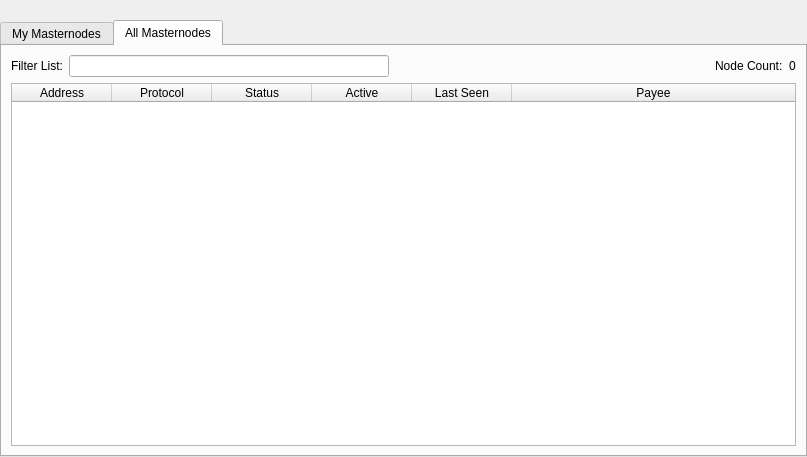
First picture: the form in src/qt/forms/masternodelist.ui, repository ivansib/dash, before the edit.
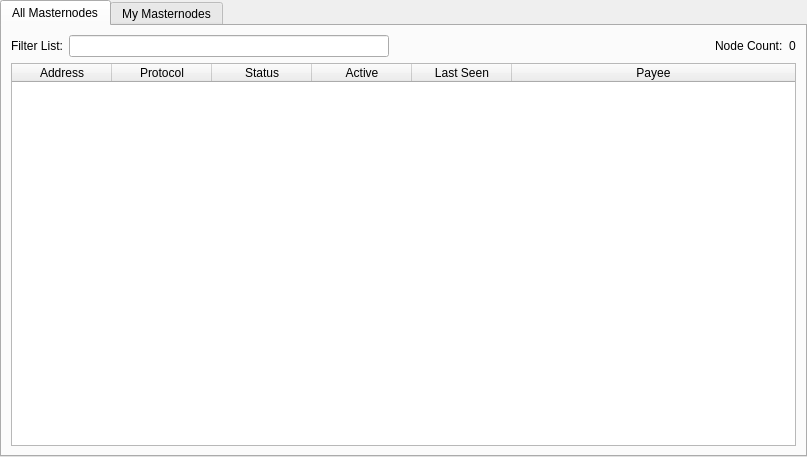
Second picture: the form after the edit. The open tabs and pages were chosen to show the change.

Commit message: edit light style

```diff
--- a/src/qt/forms/masternodelist.ui
+++ b/src/qt/forms/masternodelist.ui
@@ -31,24 +31,118 @@
      <property name="bottomMargin">
       <number>0</number>
      </property>
-     <item>
-      <spacer name="horizontalSpacer0">
-       <property name="orientation">
-        <enum>Qt::Horizontal</enum>
-       </property>
-       <property name="sizeHint" stdset="0">
-        <size>
-         <width>40</width>
-         <height>20</height>
-        </size>
-       </property>
-      </spacer>
-     </item>
      <item>
       <widget class="QTabWidget" name="tabWidget">
        <property name="currentIndex">
         <number>0</number>
        </property>
+       <widget class="QWidget" name="tabAllMasternodes">
+        <attribute name="title">
+         <string>All Masternodes</string>
+        </attribute>
+        <layout class="QGridLayout" name="gridLayout">
+         <item row="1" column="0">
+          <widget class="QTableWidget" name="tableWidgetMasternodes">
+           <property name="editTriggers">
+            <set>QAbstractItemView::NoEditTriggers</set>
+           </property>
+           <property name="alternatingRowColors">
+            <bool>true</bool>
+           </property>
+           <property name="selectionMode">
+            <enum>QAbstractItemView::SingleSelection</enum>
+           </property>
+           <property name="selectionBehavior">
+            <enum>QAbstractItemView::SelectRows</enum>
+           </property>
+           <property name="sortingEnabled">
+            <bool>true</bool>
+           </property>
+           <attribute name="horizontalHeaderStretchLastSection">
+            <bool>true</bool>
+           </attribute>
+           <column>
+            <property name="text">
+             <string>Address</string>
+            </property>
+           </column>
+           <column>
+            <property name="text">
+             <string>Protocol</string>
+            </property>
+           </column>
+           <column>
+            <property name="text">
+             <string>Status</string>
+            </property>
+           </column>
+           <column>
+            <property name="text">
+             <string>Active</string>
+            </property>
+           </column>
+           <column>
+            <property name="text">
+             <string>Last Seen</string>
+            </property>
+           </column>
+           <column>
+            <property name="text">
+             <string>Payee</string>
+            </property>
+           </column>
+          </widget>
+         </item>
+         <item row="0" column="0">
+          <layout class="QHBoxLayout" name="horizontalLayout_3">
+           <property name="bottomMargin">
+            <number>0</number>
+           </property>
+           <item>
+            <widget class="QLabel" name="label_filter">
+             <property name="text">
+              <string>Filter List:</string>
+             </property>
+            </widget>
+           </item>
+           <item>
+            <widget class="QLineEdit" name="filterLineEdit">
+             <property name="toolTip">
+              <string>Filter masternode list</string>
+             </property>
+            </widget>
+           </item>
+           <item>
+            <spacer name="horizontalSpacer_3">
+             <property name="orientation">
+              <enum>Qt::Horizontal</enum>
+             </property>
+             <property name="sizeHint" stdset="0">
+              <size>
+               <width>10</width>
+               <height>20</height>
+              </size>
+             </property>
+            </spacer>
+           </item>
+           <item>
+            <widget class="QLabel" name="label_count">
+             <property name="text">
+              <string>Node Count:</string>
+             </property>
+            </widget>
+           </item>
+           <item>
+            <widget class="QLabel" name="countLabel">
+             <property name="text">
+              <string>0</string>
+             </property>
+            </widget>
+           </item>
+          </layout>
+         </item>
+        </layout>
+       </widget>
        <widget class="QWidget" name="tabMyMasternodes">
         <attribute name="title">
          <string>My Masternodes</string>
@@ -212,113 +306,6 @@
          </item>
         </layout>
        </widget>
-       <widget class="QWidget" name="tabAllMasternodes">
-        <attribute name="title">
-         <string>All Masternodes</string>
-        </attribute>
-        <layout class="QGridLayout" name="gridLayout">
-         <item row="1" column="0">
-          <widget class="QTableWidget" name="tableWidgetMasternodes">
-           <property name="editTriggers">
-            <set>QAbstractItemView::NoEditTriggers</set>
-           </property>
-           <property name="alternatingRowColors">
-            <bool>true</bool>
-           </property>
-           <property name="selectionMode">
-            <enum>QAbstractItemView::SingleSelection</enum>
-           </property>
-           <property name="selectionBehavior">
-            <enum>QAbstractItemView::SelectRows</enum>
-           </property>
-           <property name="sortingEnabled">
-            <bool>true</bool>
-           </property>
-           <attribute name="horizontalHeaderStretchLastSection">
-            <bool>true</bool>
-           </attribute>
-           <column>
-            <property name="text">
-             <string>Address</string>
-            </property>
-           </column>
-           <column>
-            <property name="text">
-             <string>Protocol</string>
-            </property>
-           </column>
-           <column>
-            <property name="text">
-             <string>Status</string>
-            </property>
-           </column>
-           <column>
-            <property name="text">
-             <string>Active</string>
-            </property>
-           </column>
-           <column>
-            <property name="text">
-             <string>Last Seen</string>
-            </property>
-           </column>
-           <column>
-            <property name="text">
-             <string>Payee</string>
-            </property>
-           </column>
-          </widget>
-         </item>
-         <item row="0" column="0">
-          <layout class="QHBoxLayout" name="horizontalLayout_3">
-           <property name="bottomMargin">
-            <number>0</number>
-           </property>
-           <item>
-            <widget class="QLabel" name="label_filter">
-             <property name="text">
-              <string>Filter List:</string>
-             </property>
-            </widget>
-           </item>
-           <item>
-            <widget class="QLineEdit" name="filterLineEdit">
-             <property name="toolTip">
-              <string>Filter masternode list</string>
-             </property>
-            </widget>
-           </item>
-           <item>
-            <spacer name="horizontalSpacer_3">
-             <property name="orientation">
-              <enum>Qt::Horizontal</enum>
-             </property>
-             <property name="sizeHint" stdset="0">
-              <size>
-               <width>10</width>
-               <height>20</height>
-              </size>
-             </property>
-            </spacer>
-           </item>
-           <item>
-            <widget class="QLabel" name="label_count">
-             <property name="text">
-              <string>Node Count:</string>
-             </property>
-            </widget>
-           </item>
-           <item>
-            <widget class="QLabel" name="countLabel">
-             <property name="text">
-              <string>0</string>
-             </property>
-            </widget>
-           </item>
-          </layout>
-         </item>
-        </layout>
-       </widget>
       </widget>
      </item>
     </layout>
```
The commit also changes 2 other files.
